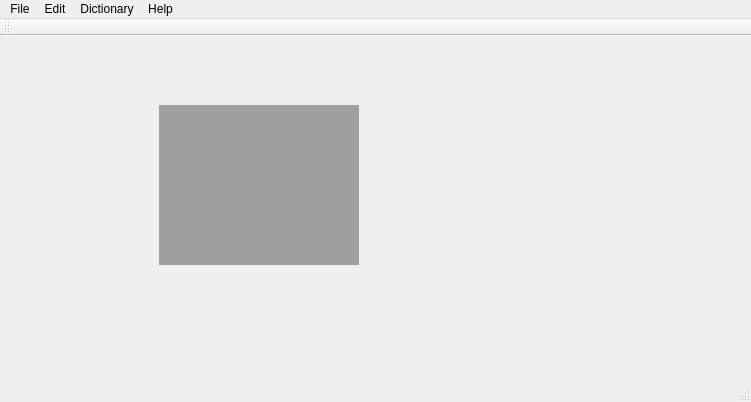
This is forms/main/mainwindow.ui in vintikcomua/minishop as Qt 5 draws it before an edit. The edited form follows.
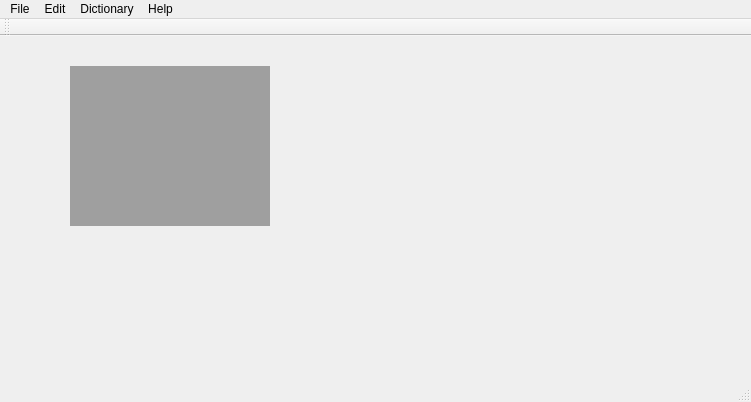
This is the edited form. The open tabs and pages were chosen to show the change. Icons and pictures are not drawn.

Commit message: form optimized

Patch:
```diff
--- a/forms/main/mainwindow.ui
+++ b/forms/main/mainwindow.ui
@@ -24,37 +24,15 @@
     <normaloff>:/images/minishop.ico</normaloff>:/images/minishop.ico</iconset>
   </property>
   <widget class="QWidget" name="centralwidget">
-   <widget class="QWidget" name="verticalLayoutWidget">
+   <widget class="QMdiArea" name="mdiArea">
     <property name="geometry">
      <rect>
-      <x>-1</x>
-      <y>-1</y>
-      <width>751</width>
-      <height>341</height>
+      <x>70</x>
+      <y>30</y>
+      <width>200</width>
+      <height>160</height>
      </rect>
     </property>
-    <layout class="QVBoxLayout" name="verticalLayout">
-     <item>
-      <widget class="QStackedWidget" name="stackedWidget">
-       <property name="currentIndex">
-        <number>1</number>
-       </property>
-       <widget class="QWidget" name="page">
-        <widget class="QMdiArea" name="mdiArea">
-         <property name="geometry">
-          <rect>
-           <x>160</x>
-           <y>70</y>
-           <width>200</width>
-           <height>160</height>
-          </rect>
-         </property>
-        </widget>
-       </widget>
-       <widget class="QWidget" name="page_2"/>
-      </widget>
-     </item>
-    </layout>
    </widget>
   </widget>
   <widget class="QMenuBar" name="menubar">
```
